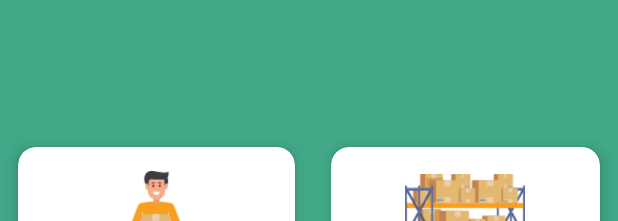
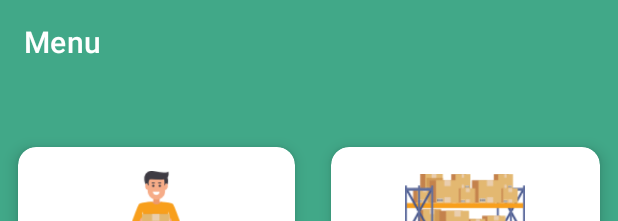
Before and after one commit to serg1o99/SMControl, an Android app: the layout activity_menu.xml on its own in the app's theme, with its tools: preview values and no code run, on a phone screen of 412 x 824 dp. Shown: the top 221 px of the screen. Run offline under Robolectric (Android 15) with nearby library versions, the phone set to English and light mode, and no system bars; Roboto replaces fonts that are not available here.

Commit message:
Editando Navigation Drawer

```diff
--- a/app/src/main/res/layout/activity_menu.xml
+++ b/app/src/main/res/layout/activity_menu.xml
@@ -29,10 +29,12 @@
 
             <com.google.android.material.appbar.MaterialToolbar
                 android:id="@+id/toolbar"
+                app:title="@string/menu"
                 android:layout_width="match_parent"
                 android:layout_height="?attr/actionBarSize"
                 android:background="?attr/colorPrimary"
                 app:titleTextColor="@color/white"
+                app:navigationIconTint="@color/white"
                 android:theme="@style/Theme.SMControl"
                 app:popupTheme="@style/ThemeOverlay.AppCompat.Light">
 
--- a/app/src/main/res/values/themes.xml
+++ b/app/src/main/res/values/themes.xml
@@ -1,6 +1,6 @@
 <resources xmlns:tools="http://schemas.android.com/tools">
     <!-- Base application theme. -->
-    <style name="Theme.SMControl" parent="Theme.MaterialComponents.Light.NoActionBar">
+    <style name="Theme.SMControl" parent="Theme.MaterialComponents.DayNight.NoActionBar">
         <!-- Primary brand color. -->
         <item name="colorPrimary">@color/teal_1</item>
         <item name="colorPrimaryDark">@color/hint</item>
@@ -14,6 +14,7 @@
         <item name="colorOnSecondary">@color/black</item>
         <!-- Status bar color. -->
         <item name="android:statusBarColor" tools:targetApi="l">@color/bar</item>
+
         <!-- Customize your theme here. -->
     </style>
 
```
